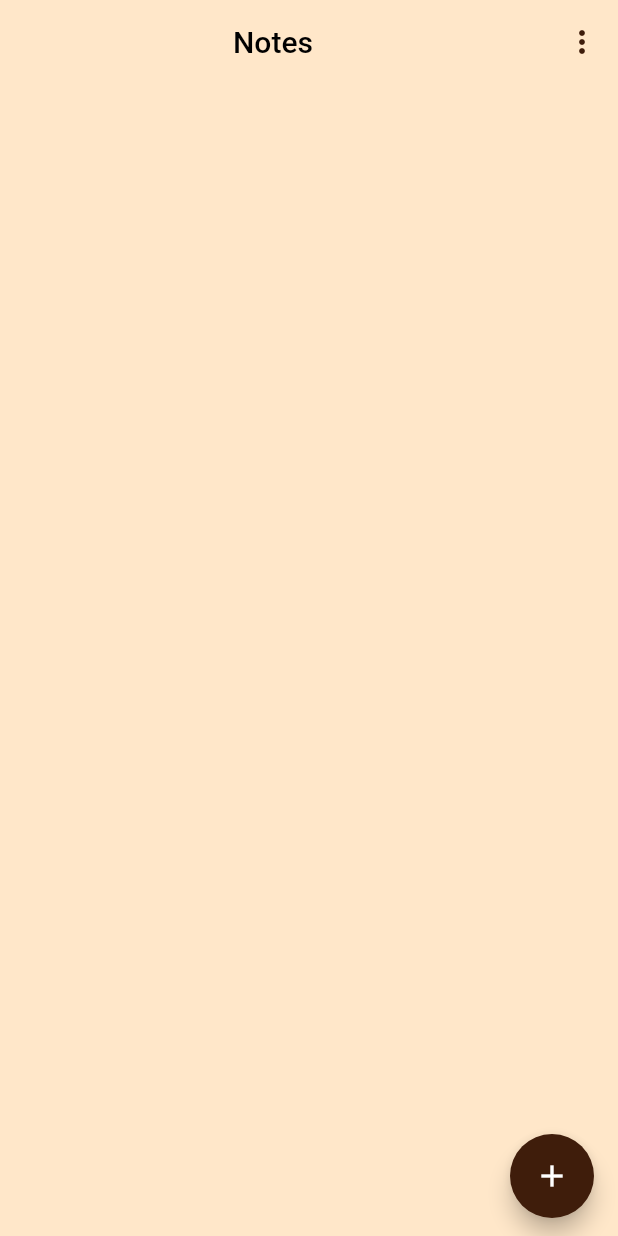
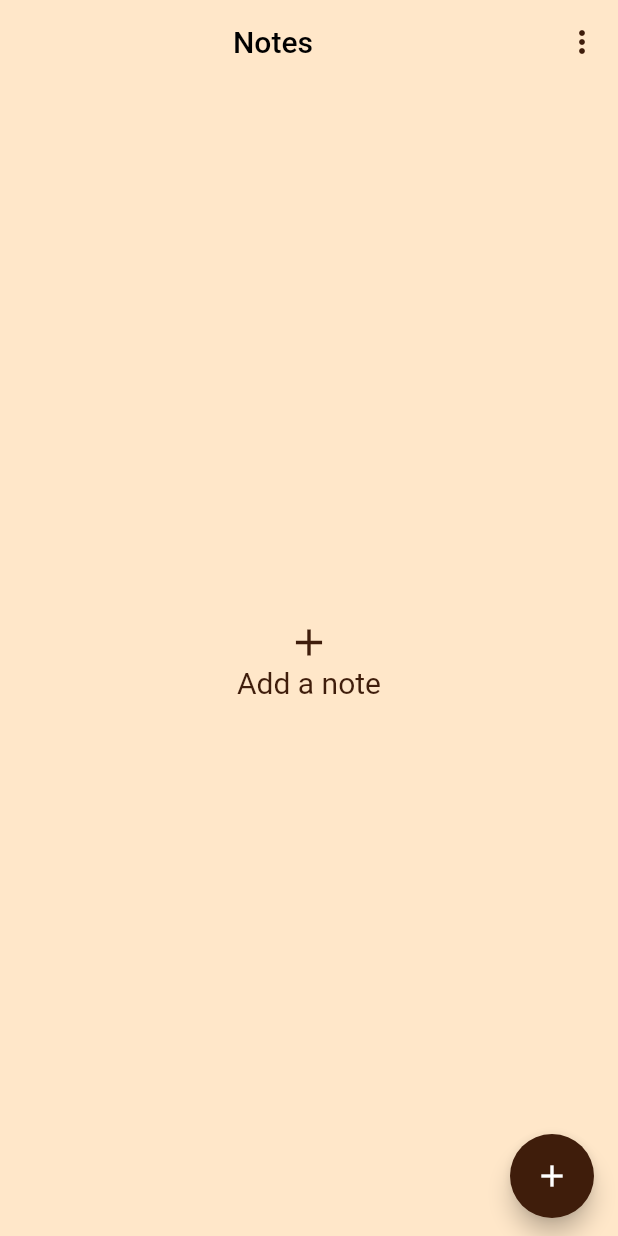
Before and after one commit to victormutuku/Note-App, a Flutter app: the screen it shows after launch, on a phone screen of 412 x 824 dp. Run offline on Flutter 3.47's test engine with Material 2 defaults, Android fonts, the phone set to English and light mode, and no system bars; our stand-ins replace google_fonts, sqflite; accounts and stored records are empty.

Commit message:
Shortened home screen widget tree

```diff
--- /dev/null
+++ b/lib/screens/empty_notes.dart
@@ -0,0 +1,27 @@
+import 'package:flutter/material.dart';
+
+import '../utils/colors.dart';
+
+class EmptyNotes extends StatelessWidget {
+  const EmptyNotes({super.key});
+
+  @override
+  Widget build(BuildContext context) {
+    return Center(
+      child: Column(
+        mainAxisAlignment: MainAxisAlignment.center,
+        children: const [
+          Icon(
+            Icons.add,
+            color: brown,
+            size: 30,
+          ),
+          Text(
+            "Add a note",
+            style: TextStyle(color: brown, fontSize: 20),
+          ),
+        ],
+      ),
+    );
+  }
+}
--- a/lib/screens/home.dart
+++ b/lib/screens/home.dart
@@ -1,7 +1,9 @@
 import 'package:flutter/material.dart';
 import 'package:provider/provider.dart';
+
 import './new_note.dart';
-import '../widgets/note_card.dart';
+import '../screens/empty_notes.dart';
+import '../widgets/notes_grid.dart';
 import '../utils/notes.dart';
 import '../utils/colors.dart';
 
@@ -43,41 +45,13 @@ class HomeScreen extends StatelessWidget {
             builder: (context, snapshot) => snapshot.connectionState ==
                     ConnectionState.waiting
                 ? const Center(
-                    child: CircularProgressIndicator(),
+                    child: CircularProgressIndicator(
+                      color: brown,
+                    ),
                   )
-                : !snapshot.hasData
-                    ? Center(
-                        child: Column(
-                          mainAxisAlignment: MainAxisAlignment.center,
-                          children: [
-                            Icon(
-                              Icons.add,
-                              color: Colors.grey[700],
-                              size: 30,
-                            ),
-                            Text(
-                              "Add a note",
-                              style: TextStyle(
-                                  color: Colors.grey[700], fontSize: 20),
-                            ),
-                          ],
-                        ),
-                      )
-                    : Consumer<Notes>(
-                        builder: (context, notes, child) => GridView.builder(
-                          gridDelegate:
-                              const SliverGridDelegateWithFixedCrossAxisCount(
-                                  crossAxisCount: 2),
-                          itemCount: notes.fetchedNotes.length,
-                          itemBuilder: ((context, i) => GridTile(
-                                child: NoteCard(
-                                  id: notes.fetchedNotes[i]['id'],
-                                  title: notes.fetchedNotes[i]['title'],
-                                  text: notes.fetchedNotes[i]['text'],
-                                ),
-                              )),
-                        ),
-                      ),
+                : snapshot.data!.isEmpty
+                    ? const EmptyNotes()
+                    : NotesGrid(notes: notes)
           ),
           Padding(
             padding:
```
Also changed, not shown: lib/widgets/notes_grid.dart (added, +31 -0 lines).
